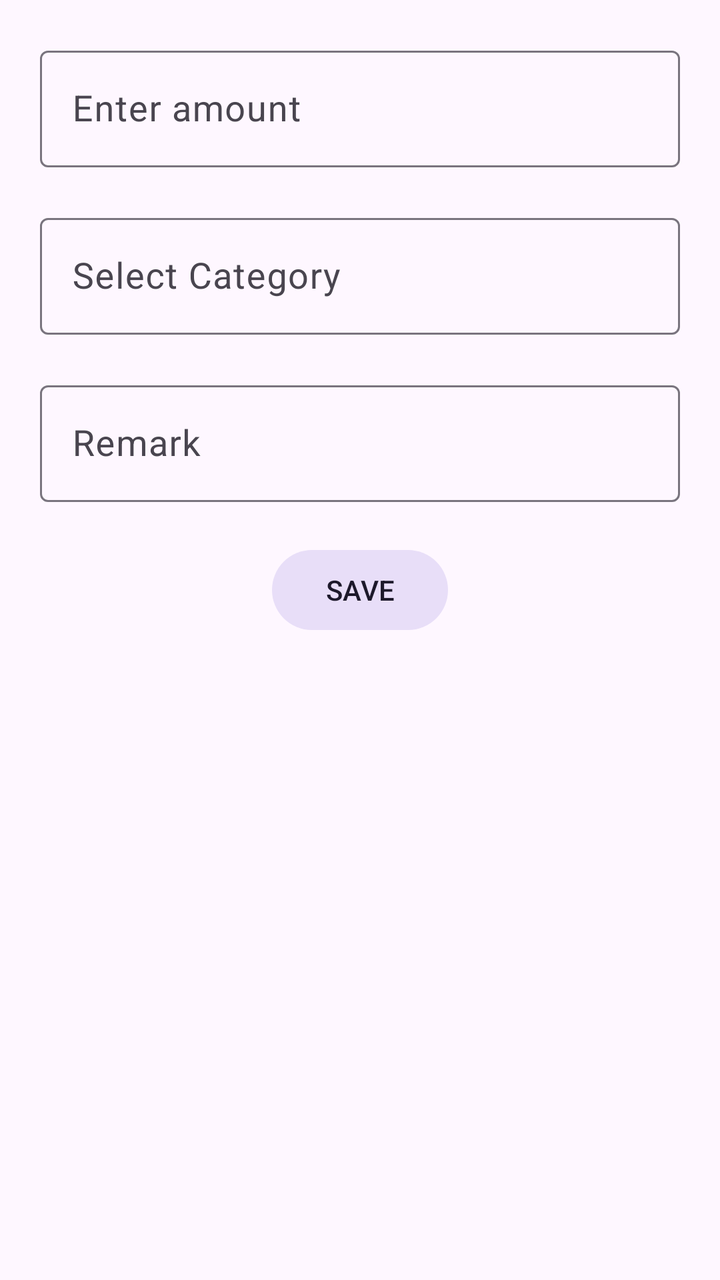
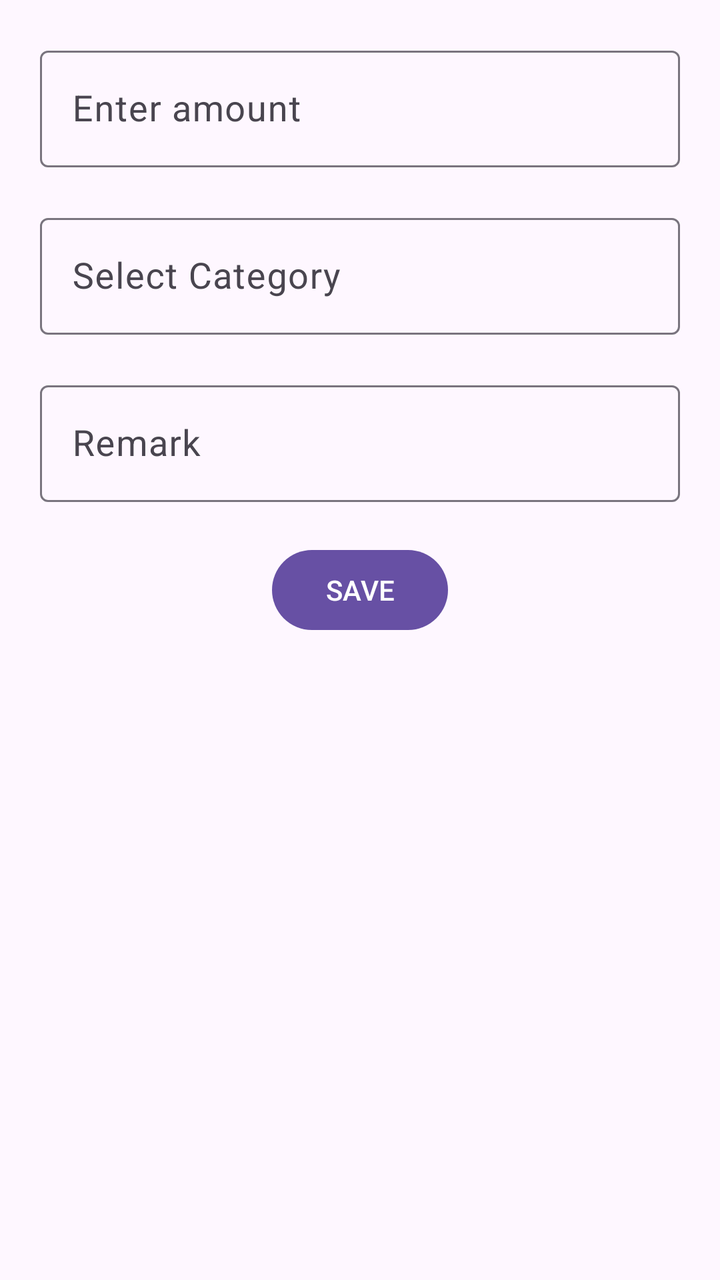

The first picture is an Android layout as it rendered before a commit; the second is the same layout after the commit. The layout source and the unified diff follow.
<!-- AndroidManifest.xml: application theme Theme.AccountBook -->
<!-- res/layout/fragment_entry_detail.xml -->
<?xml version="1.0" encoding="utf-8"?>
<androidx.constraintlayout.widget.ConstraintLayout
    xmlns:android="http://schemas.android.com/apk/res/android"
    xmlns:app="http://schemas.android.com/apk/res-auto"
    xmlns:tools="http://schemas.android.com/tools"
    android:layout_width="match_parent"
    android:layout_height="match_parent">

    <com.google.android.material.textfield.TextInputLayout
        android:id="@+id/til_amount"
        android:layout_width="match_parent"
        android:layout_height="wrap_content"
        app:layout_constraintStart_toStartOf="parent"
        app:layout_constraintTop_toTopOf="parent"
        android:layout_marginVertical="20dp"
        android:layout_marginStart="20dp"
        android:layout_marginEnd="20dp">

        <com.google.android.material.textfield.TextInputEditText
            android:id="@+id/et_amount"
            android:layout_width="match_parent"
            android:layout_height="wrap_content"
            android:inputType="number"
            android:hint="Enter amount"
            android:textSize="18dp"/>
    </com.google.android.material.textfield.TextInputLayout>

    <com.google.android.material.textfield.TextInputLayout
        android:id="@+id/til_category"
        android:layout_width="match_parent"
        android:layout_height="wrap_content"
        app:layout_constraintStart_toStartOf="@+id/til_amount"
        app:layout_constraintTop_toBottomOf="@+id/til_amount"
        android:layout_marginVertical="20dp"
        android:layout_marginStart="20dp"
        android:layout_marginEnd="20dp">

        <com.google.android.material.textfield.TextInputEditText
            android:id="@+id/et_category"
            android:layout_width="match_parent"
            android:layout_height="wrap_content"
            android:inputType="textMultiLine"
            android:hint="Select Category"
            android:textSize="18dp"
            android:focusable="false"/>
    </com.google.android.material.textfield.TextInputLayout>

    <com.google.android.material.textfield.TextInputLayout
        android:id="@+id/til_remark"
        android:layout_width="match_parent"
        android:layout_height="wrap_content"
        app:layout_constraintStart_toStartOf="@+id/til_category"
        app:layout_constraintTop_toBottomOf="@+id/til_category"
        android:layout_marginVertical="20dp"
        android:layout_marginStart="20dp"
        android:layout_marginEnd="20dp">

        <com.google.android.material.textfield.TextInputEditText
            android:id="@+id/et_remark"
            android:layout_width="match_parent"
            android:layout_height="wrap_content"
            android:inputType="textMultiLine"
            android:hint="Remark"
            android:textSize="18dp"/>
    </com.google.android.material.textfield.TextInputLayout>


    <com.google.android.material.button.MaterialButton
        android:id="@+id/bt_save"
        android:layout_width="wrap_content"
        android:layout_height="wrap_content"
        style="@style/Widget.Material3.Button.TonalButton"
        android:layout_marginTop="20dp"
        android:text="SAVE"
        app:layout_constraintLeft_toLeftOf="parent"
        app:layout_constraintRight_toRightOf="parent"
        app:layout_constraintTop_toBottomOf="@+id/til_remark">

    </com.google.android.material.button.MaterialButton>

</androidx.constraintlayout.widget.ConstraintLayout>
<!-- resources referenced by this layout -->
<resources>
  <style name="Theme.AccountBook" parent="Base.Theme.AccountBook" />
  <style name="Base.Theme.AccountBook" parent="Theme.Material3.DayNight.NoActionBar">
          
          
      </style>
</resources>

<!-- the commit's change to res/layout/fragment_entry_detail.xml (unified diff, before → after) -->
@@ -69,7 +69,7 @@
         android:id="@+id/bt_save"
         android:layout_width="wrap_content"
         android:layout_height="wrap_content"
-        style="@style/Widget.Material3.Button.TonalButton"
+        style="@style/Widget.Material3.Button"
         android:layout_marginTop="20dp"
         android:text="SAVE"
         app:layout_constraintLeft_toLeftOf="parent"
<!-- resource entries referenced after the edit -->
@@ -2,6 +2,10 @@
 <resources>
   <style name="Theme.AccountBook" parent="Base.Theme.AccountBook" />
   <style name="Base.Theme.AccountBook" parent="Theme.Material3.DayNight.NoActionBar">
+          <item name="android:statusBarColor">@android:color/transparent</item>
+          <item name="android:navigationBarColor">@android:color/transparent</item>
+          <item name="android:windowLightStatusBar">?attr/isLightTheme</item>
+          <item name="android:windowLightNavigationBar" tools:targetApi="o_mr1">?attr/isLightTheme</item>
           
           
       </style>
